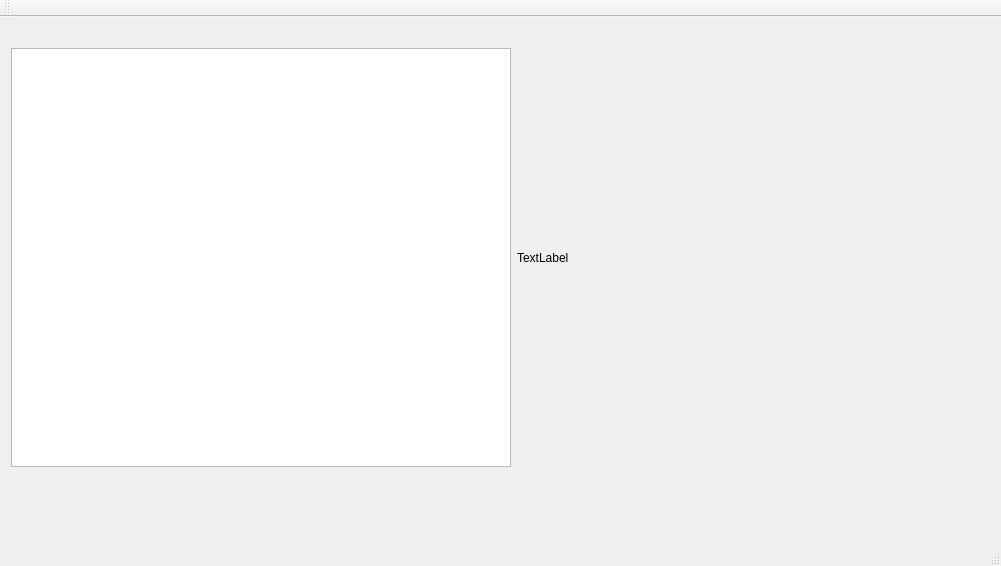
gvolk/where_is_waldo, file gui/mainwindow.ui: the form before one commit.
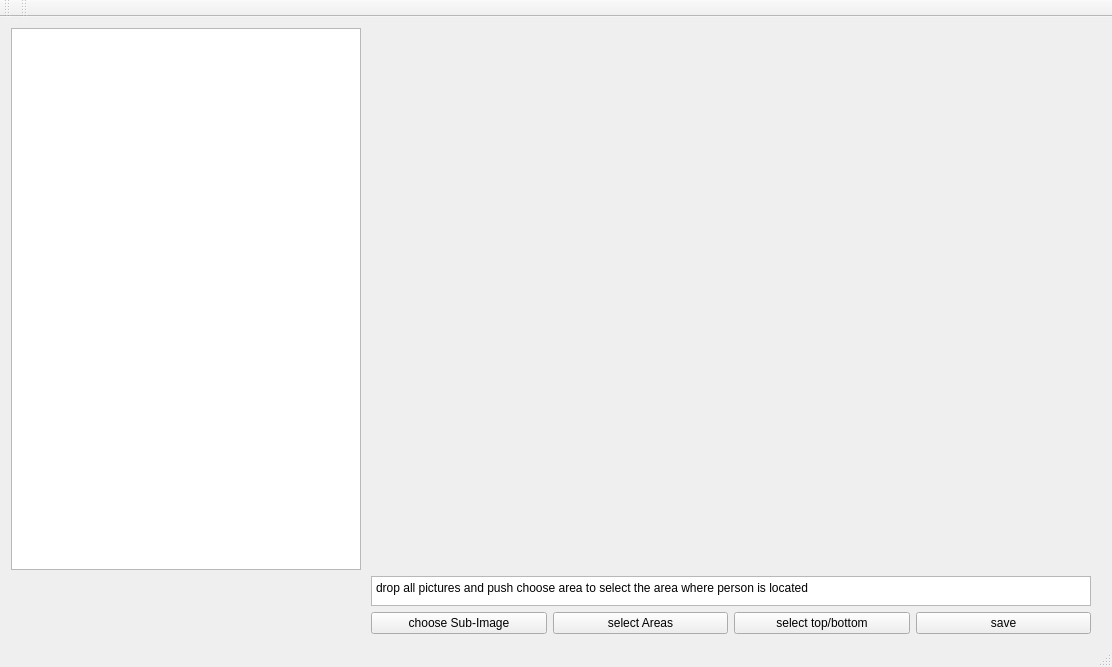
The form after the commit.

Patch:
```diff
--- a/gui/mainwindow.ui
+++ b/gui/mainwindow.ui
@@ -6,8 +6,8 @@
    <rect>
     <x>0</x>
     <y>0</y>
-    <width>1001</width>
-    <height>566</height>
+    <width>1112</width>
+    <height>667</height>
    </rect>
   </property>
   <property name="sizePolicy">
@@ -16,6 +16,12 @@
     <verstretch>0</verstretch>
    </sizepolicy>
   </property>
+  <property name="minimumSize">
+   <size>
+    <width>800</width>
+    <height>400</height>
+   </size>
+  </property>
   <property name="windowTitle">
    <string>MainWindow</string>
   </property>
@@ -32,16 +38,24 @@
    <property name="acceptDrops">
     <bool>true</bool>
    </property>
-   <widget class="QWidget" name="horizontalLayoutWidget">
-    <property name="geometry">
-     <rect>
-      <x>0</x>
-      <y>20</y>
-      <width>1001</width>
-      <height>441</height>
-     </rect>
-    </property>
-    <layout class="QHBoxLayout" name="horizontalLayout">
+   <property name="layoutDirection">
+    <enum>Qt::LeftToRight</enum>
+   </property>
+   <layout class="QVBoxLayout" name="verticalLayout">
+    <item>
+     <layout class="QHBoxLayout" name="seletion_layout" stretch="0,0">
+      <property name="spacing">
+       <number>10</number>
+      </property>
+      <property name="sizeConstraint">
+       <enum>QLayout::SetDefaultConstraint</enum>
+      </property>
+      <property name="leftMargin">
+       <number>0</number>
+      </property>
+      <property name="topMargin">
+       <number>0</number>
+      </property>
      <item>
       <widget class="QListWidget" name="listWidget">
        <property name="sizePolicy">
@@ -52,10 +66,16 @@
        </property>
        <property name="minimumSize">
         <size>
-         <width>500</width>
+          <width>350</width>
          <height>0</height>
         </size>
        </property>
+        <property name="maximumSize">
+         <size>
+          <width>350</width>
+          <height>16777215</height>
+         </size>
+        </property>
       </widget>
      </item>
      <item>
@@ -66,13 +86,93 @@
          <verstretch>0</verstretch>
         </sizepolicy>
        </property>
+        <property name="minimumSize">
+         <size>
+          <width>400</width>
+          <height>0</height>
+         </size>
+        </property>
+        <property name="mouseTracking">
+         <bool>true</bool>
+        </property>
        <property name="text">
-        <string>TextLabel</string>
-       </property>
+         <string/>
+        </property>
+        <property name="textInteractionFlags">
+         <set>Qt::NoTextInteraction</set>
+        </property>
       </widget>
      </item>
     </layout>
-   </widget>
+    </item>
+    <item>
+     <layout class="QHBoxLayout" name="horizontalLayout">
+      <property name="leftMargin">
+       <number>360</number>
+      </property>
+      <property name="rightMargin">
+       <number>10</number>
+      </property>
+      <item>
+       <widget class="QPlainTextEdit" name="plainTextEdit">
+        <property name="maximumSize">
+         <size>
+          <width>16777215</width>
+          <height>30</height>
+         </size>
+        </property>
+        <property name="readOnly">
+         <bool>true</bool>
+        </property>
+        <property name="plainText">
+         <string>drop all pictures and push choose area to select the area where person is located</string>
+        </property>
+       </widget>
+      </item>
+     </layout>
+    </item>
+    <item>
+     <layout class="QHBoxLayout" name="button_layout">
+      <property name="leftMargin">
+       <number>360</number>
+      </property>
+      <property name="topMargin">
+       <number>0</number>
+      </property>
+      <property name="rightMargin">
+       <number>10</number>
+      </property>
+      <item>
+       <widget class="QPushButton" name="subImageButton">
+        <property name="text">
+         <string>choose Sub-Image</string>
+        </property>
+       </widget>
+      </item>
+      <item>
+       <widget class="QPushButton" name="areaSelectionBttonu">
+        <property name="text">
+         <string>select Areas</string>
+        </property>
+       </widget>
+      </item>
+      <item>
+       <widget class="QPushButton" name="topBottomButton">
+        <property name="text">
+         <string>select top/bottom</string>
+        </property>
+       </widget>
+      </item>
+      <item>
+       <widget class="QPushButton" name="saveButton">
+        <property name="text">
+         <string>save</string>
+        </property>
+       </widget>
+      </item>
+     </layout>
+    </item>
+   </layout>
   </widget>
   <widget class="QMenuBar" name="menuBar">
    <property name="geometry">
@@ -93,6 +193,17 @@
    </attribute>
   </widget>
   <widget class="QStatusBar" name="statusBar"/>
+  <widget class="QToolBar" name="toolBar">
+   <property name="windowTitle">
+    <string>toolBar</string>
+   </property>
+   <attribute name="toolBarArea">
+    <enum>TopToolBarArea</enum>
+   </attribute>
+   <attribute name="toolBarBreak">
+    <bool>false</bool>
+   </attribute>
+  </widget>
  </widget>
  <layoutdefault spacing="6" margin="11"/>
  <resources/>
```
Left out of the diff: 4 changed lines with no effect on the pictures. Lines whose indentation alone changed are shown as unchanged.
